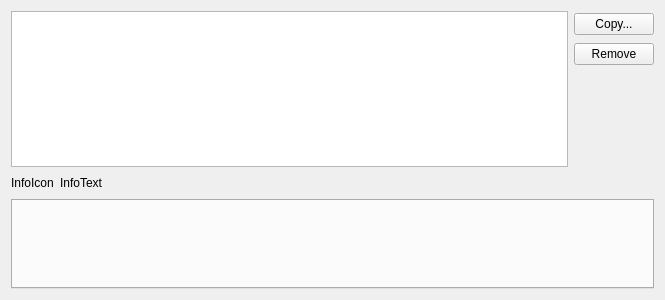
Above: src/plugins/cpptools/clangdiagnosticconfigswidget.ui from qt-creator/qt-creator before the change. Below: the same form after it.
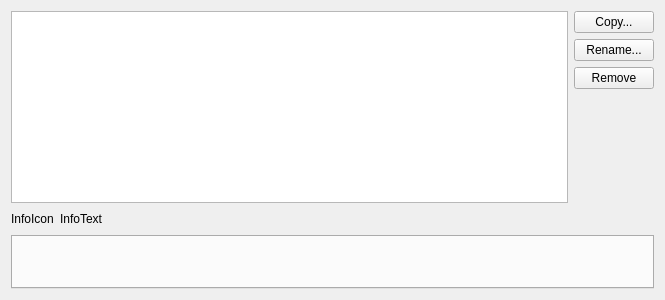
That is the form after the change.

Commit message:
ClangTools: Polish ClangDiagnosticConfigsWidget
* Improve distinction between built-in and custom configs by introducing
  corresponding parent nodes
* Add button to rename a config
* Make closing the dialog apply the selected config.
* Adapt also the related ClangDiagnosticConfigsSelectionWidget showing a
  combo box of the diagnostic configs and a "Manage..." button: Remove
  the combo box and show the current config as the button text.

Patch:
```diff
--- a/src/plugins/cpptools/clangdiagnosticconfigswidget.ui
+++ b/src/plugins/cpptools/clangdiagnosticconfigswidget.ui
@@ -17,20 +17,7 @@
    <item>
     <layout class="QHBoxLayout" name="horizontalLayout_3">
      <item>
-      <widget class="QListWidget" name="configChooserList">
-       <property name="sizePolicy">
-        <sizepolicy hsizetype="Expanding" vsizetype="Expanding">
-         <horstretch>0</horstretch>
-         <verstretch>0</verstretch>
-        </sizepolicy>
-       </property>
-       <property name="maximumSize">
-        <size>
-         <width>16777215</width>
-         <height>156</height>
-        </size>
-       </property>
-      </widget>
+      <widget class="QTreeView" name="configsView"/>
      </item>
      <item>
       <layout class="QVBoxLayout" name="verticalLayout_3">
@@ -41,6 +28,13 @@
          </property>
         </widget>
        </item>
+       <item>
+        <widget class="QPushButton" name="renameButton">
+         <property name="text">
+          <string>Rename...</string>
+         </property>
+        </widget>
+       </item>
        <item>
         <widget class="QPushButton" name="removeButton">
          <property name="text">
@@ -53,13 +47,10 @@
          <property name="orientation">
           <enum>Qt::Vertical</enum>
          </property>
-         <property name="sizeType">
-          <enum>QSizePolicy::Fixed</enum>
-         </property>
          <property name="sizeHint" stdset="0">
           <size>
            <width>20</width>
-           <height>100</height>
+           <height>40</height>
           </size>
          </property>
         </spacer>
```
Left out of the diff: 3 changed lines with no effect on the pictures. The commit also changes 20 other files.
